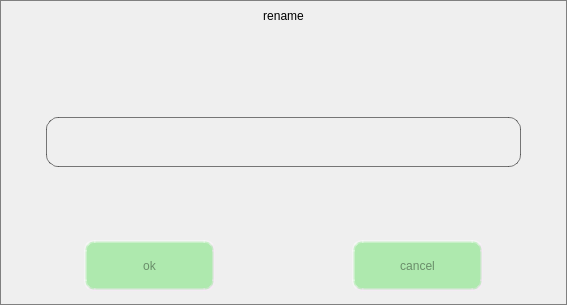
First picture: the form in voice_rename.ui, repository jizizihe/baijie_demo, before the edit.
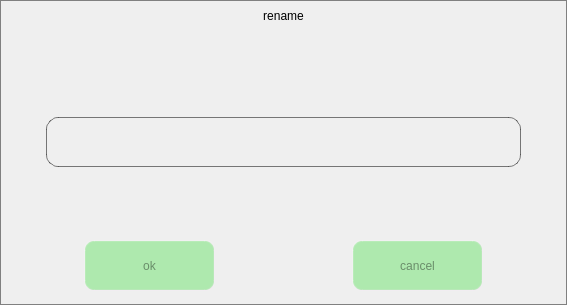
Second picture: the form after the edit. Icons and pictures are not drawn.

Diff of the .ui file:
```diff
--- a/voice_rename.ui
+++ b/voice_rename.ui
@@ -110,6 +110,31 @@
            <height>16777215</height>
           </size>
          </property>
+         <property name="styleSheet">
+          <string notr="true">QPushButton{
+     background-color: rgba(100, 225, 100, 120);/*背景色*/
+     border-style: outset; /*边框样式*/
+     border-width:  2px;  /*边框宽度为4像素*/
+     border-radius: 10px; /*边框圆角半径*/
+     border-color: rgba(255, 225, 255, 30);/*边框颜色*/
+     color:rgba(0, 0, 0, 100);/*字体颜色*/
+     padding: 6px; /*填衬*/
+	outline: none; /*去掉按钮的虚线框*/
+}
+
+QPushButton:hover{ /*鼠标悬停在按钮上时*/
+        background-color:rgba(100,255,100, 100);
+        border-color: rgba(255, 225, 255, 200);
+        color:rgba(0, 0, 0, 200);
+}
+
+QPushButton:pressed { /*按钮被按下时*/
+     background-color:rgba(100,255,100, 200);
+     border-color: rgba(255, 225, 255, 30);
+     border-style: inset;
+     color:rgba(0, 0, 0, 100);
+}</string>
+         </property>
          <property name="text">
           <string>ok</string>
          </property>
@@ -148,6 +173,31 @@
            <height>16777215</height>
           </size>
          </property>
+         <property name="styleSheet">
+          <string notr="true">QPushButton{
+     background-color: rgba(100, 225, 100, 120);/*背景色*/
+     border-style: outset; /*边框样式*/
+     border-width:  2px;  /*边框宽度为4像素*/
+     border-radius: 10px; /*边框圆角半径*/
+     border-color: rgba(255, 225, 255, 30);/*边框颜色*/
+     color:rgba(0, 0, 0, 100);/*字体颜色*/
+     padding: 6px; /*填衬*/
+	outline: none; /*去掉按钮的虚线框*/
+}
+
+QPushButton:hover{ /*鼠标悬停在按钮上时*/
+        background-color:rgba(100,255,100, 100);
+        border-color: rgba(255, 225, 255, 200);
+        color:rgba(0, 0, 0, 200);
+}
+
+QPushButton:pressed { /*按钮被按下时*/
+     background-color:rgba(100,255,100, 200);
+     border-color: rgba(255, 225, 255, 30);
+     border-style: inset;
+     color:rgba(0, 0, 0, 100);
+}</string>
+         </property>
          <property name="text">
           <string>cancel</string>
          </property>
```
